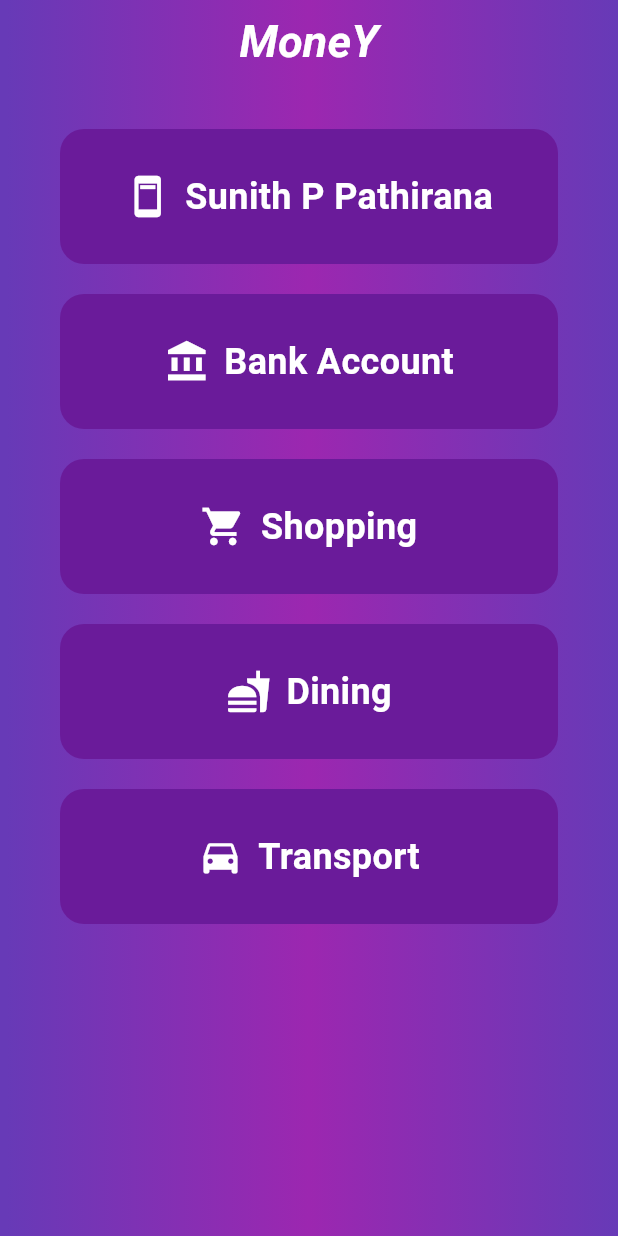
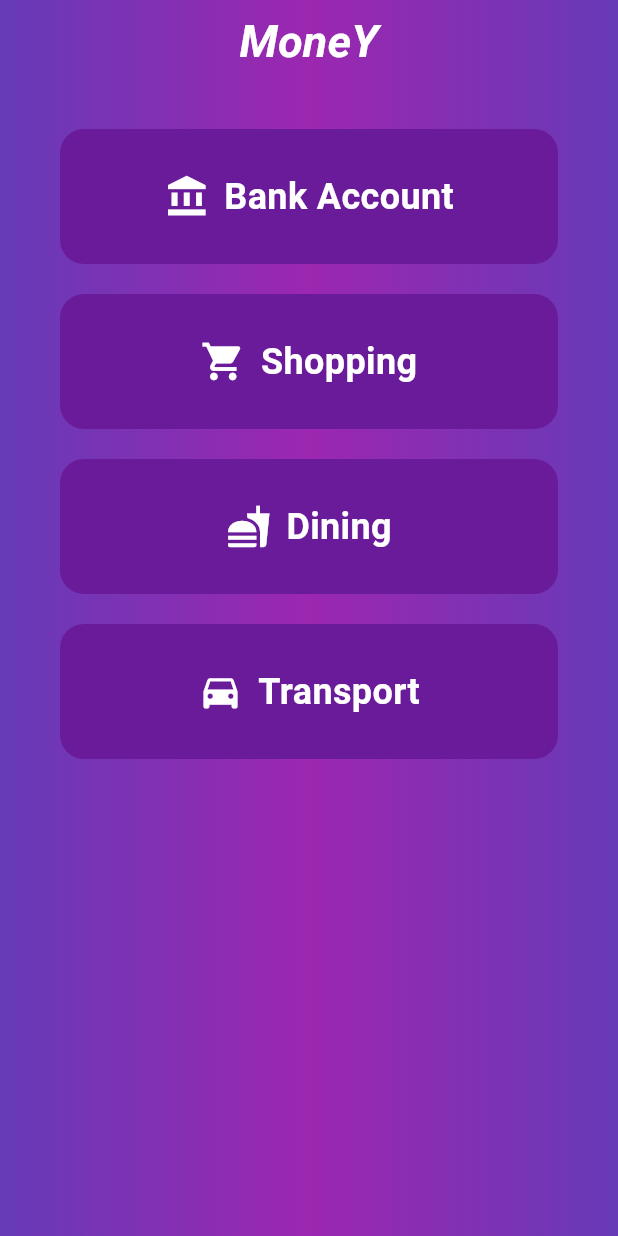
Before and after one commit to Pathirana99/Flutter, a Flutter app: the screen it shows after launch, on a phone screen of 412 x 824 dp. Run offline on Flutter 3.47's test engine with Material 3 defaults, Android fonts, the phone set to English and light mode, and no system bars; our stand-ins replace device_preview.

Commit message:
Update main.dart

```diff
--- a/appl/lib/main.dart
+++ b/appl/lib/main.dart
@@ -37,7 +37,6 @@ class Home extends StatelessWidget {
   Widget build(BuildContext context) {
     // Data for dynamic rows
     final List<Map<String, dynamic>> rowData = [
-      {'icon': Icons.ad_units, 'text': 'Sunith P Pathirana'},
       {'icon': Icons.account_balance, 'text': 'Bank Account'},
       {'icon': Icons.shopping_cart, 'text': 'Shopping'},
       {'icon': Icons.fastfood, 'text': 'Dining'},
```
